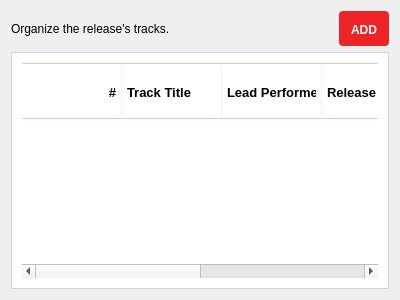
The window that resources/ui/track_list_page.ui (Iconoclasteinc/tgit) describes before a commit, drawn with Qt 5.
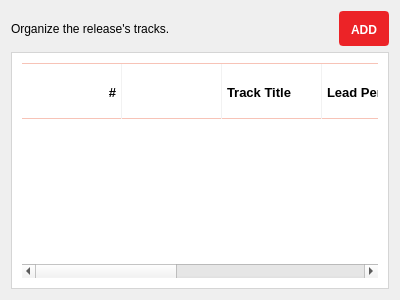
The same window after the commit.

Commit message:
We now display the play indicator in its own column and no longer in the header.
Introduce a table model to allow displaying table items as icons, and enable further improvements on the table,
such as reintroducing play and remove buttons.

Patch:
```diff
--- a/resources/ui/track_list_page.ui
+++ b/resources/ui/track_list_page.ui
@@ -313,7 +313,7 @@
          <bool>false</bool>
         </property>
         <property name="columnCount">
-         <number>6</number>
+         <number>7</number>
         </property>
         <attribute name="verticalHeaderDefaultSectionSize">
          <number>30</number>
@@ -329,6 +329,14 @@
           <set>AlignRight|AlignVCenter</set>
          </property>
         </column>
+        <column>
+         <property name="text">
+          <string/>
+         </property>
+         <property name="textAlignment">
+          <set>AlignHCenter|AlignVCenter|AlignCenter</set>
+         </property>
+        </column>
         <column>
          <property name="text">
           <string>Track Title</string>
```
The commit also changes 7 other files.
